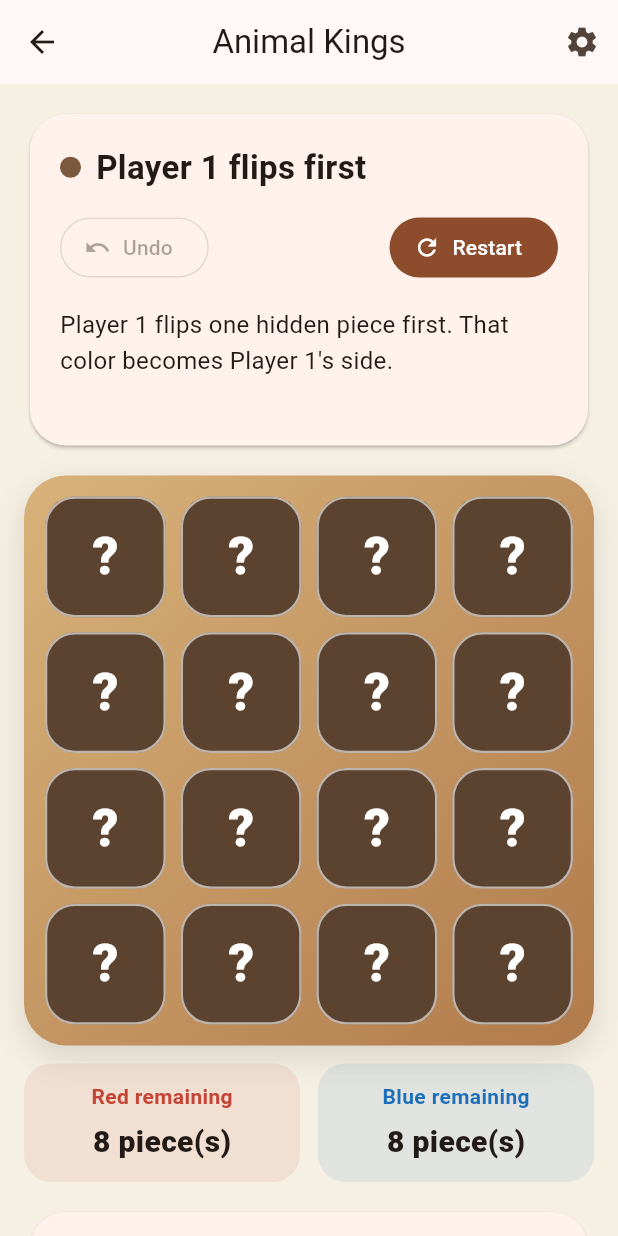
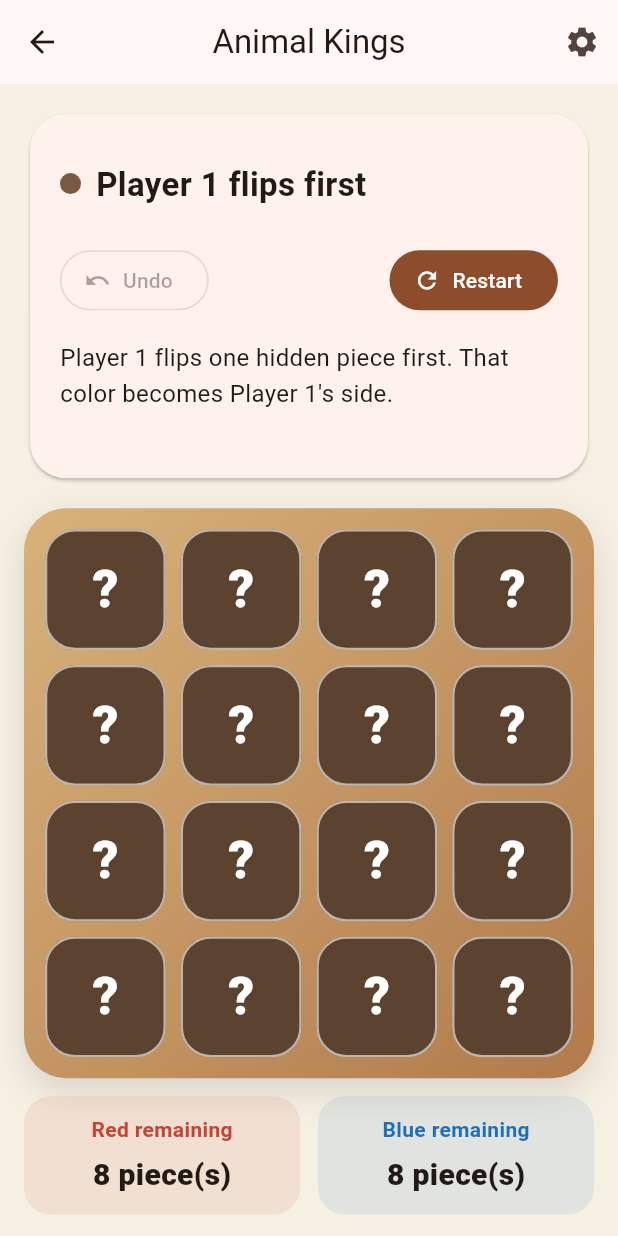
Before and after one commit to shic/jungle_chess, a Flutter app: the screen it shows after launch, after a tap on "Two players", on a phone screen of 412 x 824 dp. Run offline on Flutter 3.47's test engine with Material 3 defaults, Android fonts, the phone set to English and light mode, and no system bars; our stand-ins replace audioplayers, flutter_svg, google_mobile_ads.

Commit message:
Stabilize current turn layout

```diff
--- a/lib/main.dart
+++ b/lib/main.dart
@@ -1856,7 +1856,12 @@ class _JungleChessPageState extends State<JungleChessPage> {
         : _isDraw
         ? strings.drawHeading
         : strings.openingHeading;
-    const headingStyle = TextStyle(fontSize: 22, fontWeight: FontWeight.w700);
+    const headingStyle = TextStyle(
+      fontSize: 22,
+      height: 1.2,
+      fontWeight: FontWeight.w700,
+    );
+    final headingLineHeight = MediaQuery.textScalerOf(context).scale(22 * 1.2);
 
     return Card(
       elevation: 1,
@@ -1869,7 +1874,9 @@ class _JungleChessPageState extends State<JungleChessPage> {
             Column(
               crossAxisAlignment: CrossAxisAlignment.stretch,
               children: [
-                Row(
+                SizedBox(
+                  height: headingLineHeight * 2,
+                  child: Row(
                     children: [
                       Container(
                         width: 14,
@@ -1914,6 +1921,7 @@ class _JungleChessPageState extends State<JungleChessPage> {
                               ),
                       ),
                     ],
+                  ),
                 ),
                 const SizedBox(height: 14),
                 _buildStatusActions(strings),
@@ -2181,16 +2189,20 @@ class _JungleChessPageState extends State<JungleChessPage> {
                     color: sideColor,
                   ),
                   const SizedBox(width: 10),
-                  Text(
+                  Flexible(
+                    child: Text(
                       strings.aiThinking(
                         _currentTurn,
                         _playerOneSide,
                         computerOpponent: _isVsComputer,
                       ),
+                      maxLines: 2,
+                      overflow: TextOverflow.ellipsis,
                       style: const TextStyle(
                         color: Color(0xFF3F332B),
                         fontSize: 16,
                         fontWeight: FontWeight.w800,
+                      ),
                     ),
                   ),
                 ],
```
Also changed, not shown: 1 other file. Lines whose indentation alone changed are shown as unchanged.
